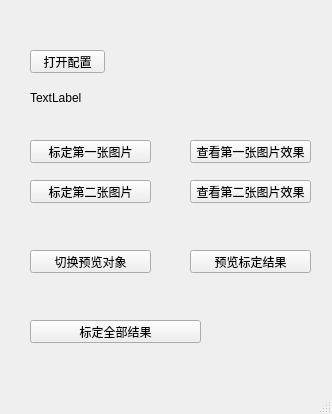
h005/myViewpoint, file hellogl2/mainentrywindow.ui: the form before one commit.
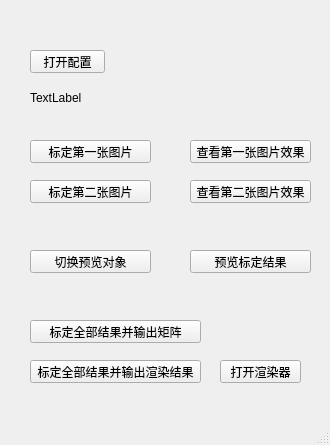
The form after the commit.

Diff of the .ui file:
```diff
--- a/hellogl2/mainentrywindow.ui
+++ b/hellogl2/mainentrywindow.ui
@@ -6,8 +6,8 @@
    <rect>
     <x>0</x>
     <y>0</y>
-    <width>332</width>
-    <height>414</height>
+    <width>330</width>
+    <height>445</height>
    </rect>
   </property>
   <property name="windowTitle">
@@ -102,7 +102,7 @@
      </rect>
     </property>
     <property name="text">
-     <string>标定全部结果</string>
+     <string>标定全部结果并输出矩阵</string>
     </property>
    </widget>
    <widget class="QPushButton" name="changePreviewTargetBtn">
@@ -131,6 +131,32 @@
      <string>预览标定结果</string>
     </property>
    </widget>
+   <widget class="QPushButton" name="saveLabeledImages">
+    <property name="geometry">
+     <rect>
+      <x>30</x>
+      <y>360</y>
+      <width>171</width>
+      <height>23</height>
+     </rect>
+    </property>
+    <property name="text">
+     <string>标定全部结果并输出渲染结果</string>
+    </property>
+   </widget>
+   <widget class="QPushButton" name="openOffscreenRenderBtn">
+    <property name="geometry">
+     <rect>
+      <x>220</x>
+      <y>360</y>
+      <width>81</width>
+      <height>23</height>
+     </rect>
+    </property>
+    <property name="text">
+     <string>打开渲染器</string>
+    </property>
+   </widget>
   </widget>
   <widget class="QMenuBar" name="menubar">
    <property name="geometry">
```
Left out of the diff: 2 changed lines with no effect on the pictures.
